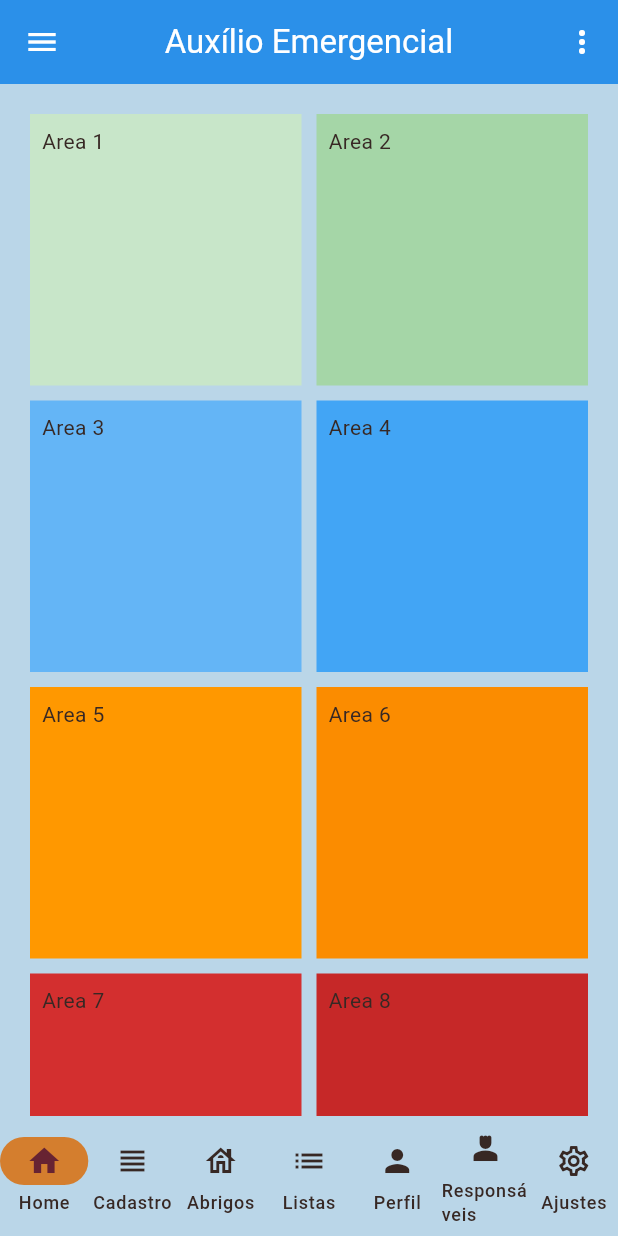
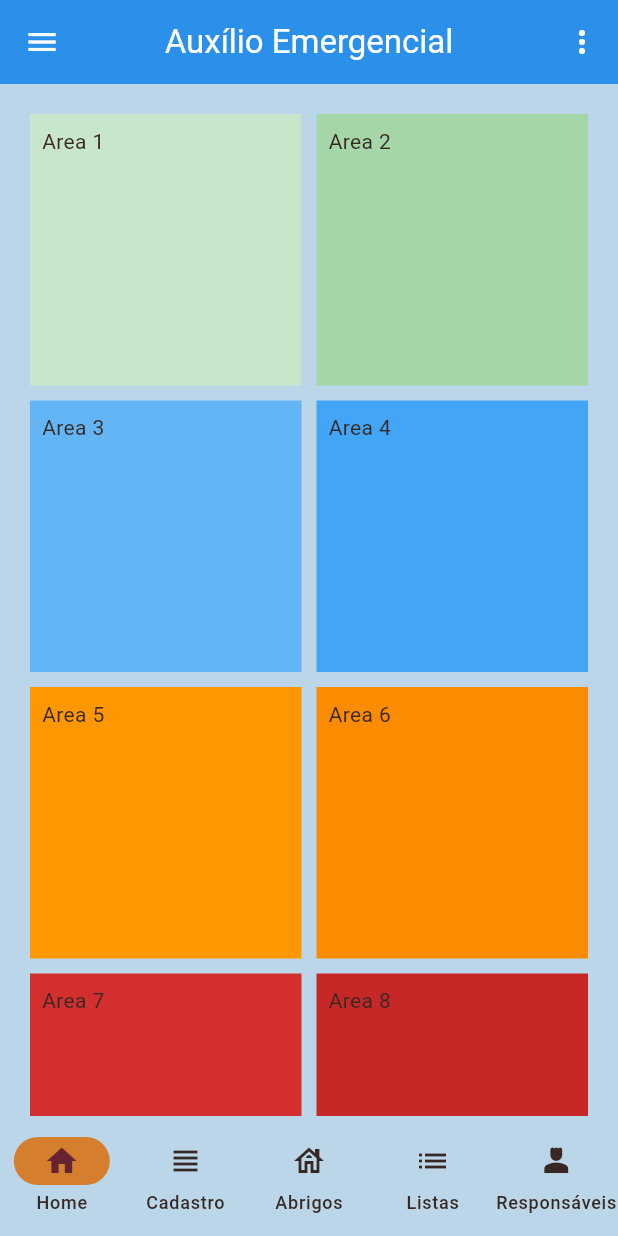
Before and after one commit to regeiss/auxilio_emergencial, a Flutter app: the screen it shows after launch, after a tap on "Pular", after a tap on "Pronto", on a phone screen of 412 x 824 dp. Run offline on Flutter 3.47's test engine with Material 3 defaults, Android fonts, the phone set to English and light mode, and no system bars; our stand-ins replace dio, firebase_auth, firebase_core, flutter_form_builder, flutter_native_splash, flutter_riverpod and 11 more; missing offline and left inert: awesome_dio_interceptor, firebase_ui_auth, firebase_ui_localizations; accounts and stored records are empty; generated files the repository leaves out were written again.

Commit message:
[Feat] pesquisa e tela de add user

```diff
--- a/lib/source/core/router/app_router.dart
+++ b/lib/source/core/router/app_router.dart
@@ -13,6 +13,7 @@ import 'package:gtk_flutter/source/features/onboarding/presentation/views/onboar
 import 'package:gtk_flutter/source/features/placeholder/presentation/placeholder_screen.dart';
 import 'package:gtk_flutter/source/features/responsavel/presentation/lista_responsavel_screen.dart';
 import 'package:gtk_flutter/source/features/user/domain/user.dart';
+import 'package:gtk_flutter/source/features/user/presentation/user_add_screen.dart';
 import 'package:gtk_flutter/source/features/user/presentation/user_detail_screen.dart';
 import 'package:gtk_flutter/source/features/user/presentation/user_list_screen.dart';
 import 'package:riverpod_annotation/riverpod_annotation.dart';
@@ -24,10 +25,8 @@ final _homeNavigatorKey = GlobalKey<NavigatorState>(debugLabel: 'home');
 final _cadastroNavigatorKey = GlobalKey<NavigatorState>(debugLabel: 'cadastro');
 final _abrigoNavigatorKey = GlobalKey<NavigatorState>(debugLabel: 'abrigo');
 final _listaNavigatorKey = GlobalKey<NavigatorState>(debugLabel: 'lista');
-final _perfilNavigatorKey = GlobalKey<NavigatorState>(debugLabel: 'perfil');
+// final _perfilNavigatorKey = GlobalKey<NavigatorState>(debugLabel: 'perfil');
 final _responsavelNavigatorKey =
-    GlobalKey<NavigatorState>(debugLabel: 'responsavel');
-final _ajustesNavigatorKey =
     GlobalKey<NavigatorState>(debugLabel: 'responsavel');
 
 enum AppRoute {
@@ -39,6 +38,7 @@ enum AppRoute {
   abrigos,
   listas,
   responsavel,
+  pesquisaresponsavel,
   addresponsavel,
   editresponsavel,
   perfil,
@@ -118,6 +118,20 @@ GoRouter goRouter(GoRouterRef ref) {
           child: CustomSignInScreen(),
         ),
       ),
+      GoRoute(
+        path: '/ajustes',
+        name: AppRoute.ajustes.name,
+        pageBuilder: (context, state) => const NoTransitionPage(
+          child: AjustesScreen(),
+        ),
+      ),
+      GoRoute(
+        path: '/perfil',
+        name: AppRoute.perfil.name,
+        pageBuilder: (context, state) => const NoTransitionPage(
+          child: ProfileScreen(),
+        ),
+      ),
       StatefulShellRoute.indexedStack(
         pageBuilder: (context, state, navigationShell) => NoTransitionPage(
           child: ScaffoldWithNestedNavigation(navigationShell: navigationShell),
@@ -141,7 +155,7 @@ GoRouter goRouter(GoRouterRef ref) {
               GoRoute(
                 path: '/cadastro',
                 name: AppRoute.cadastro.name,
-                pageBuilder: (context, state) => const NoTransitionPage(
+                pageBuilder: (context, state) => NoTransitionPage(
                   child: PlaceholderScreen(),
                 ),
               ),
@@ -153,7 +167,7 @@ GoRouter goRouter(GoRouterRef ref) {
               GoRoute(
                 path: '/abrigo',
                 name: AppRoute.abrigos.name,
-                pageBuilder: (context, state) => const NoTransitionPage(
+                pageBuilder: (context, state) => NoTransitionPage(
                   child: PlaceholderScreen(),
                 ),
               ),
@@ -171,18 +185,18 @@ GoRouter goRouter(GoRouterRef ref) {
               ),
             ],
           ),
-          StatefulShellBranch(
-            navigatorKey: _perfilNavigatorKey,
-            routes: [
-              GoRoute(
-                path: '/perfil',
-                name: AppRoute.perfil.name,
-                pageBuilder: (context, state) => const NoTransitionPage(
-                  child: ProfileScreen(),
-                ),
-              ),
-            ],
-          ),
+          // StatefulShellBranch(
+          //   navigatorKey: _perfilNavigatorKey,
+          //   routes: [
+          //     GoRoute(
+          //       path: '/perfil',
+          //       name: AppRoute.perfil.name,
+          //       pageBuilder: (context, state) => const NoTransitionPage(
+          //         child: ProfileScreen(),
+          //       ),
+          //     ),
+          //   ],
+          // ),
           StatefulShellBranch(
             navigatorKey: _responsavelNavigatorKey,
             routes: [
@@ -210,19 +224,23 @@ GoRouter goRouter(GoRouterRef ref) {
                       );
                     },
                   ),
+                  GoRoute(
+                    path: 'responsavel/add',
+                    name: AppRoute.addresponsavel.name,
+                    parentNavigatorKey: _rootNavigatorKey,
+                    pageBuilder: (context, state) {
+                      // final id =
+                      //     int.parse(state.pathParameters['id'] as String);
+                      // final user =
+                      //     state.extra is User ? state.extra as User : null;
+                      return MaterialPage(
+                        // fullscreenDialog: true,
+                        key: state.pageKey,
+                        child: UserAddScreen(),
+                      );
+                    },
+                  ),
                 ],
-              ),
-            ],
-          ),
-          StatefulShellBranch(
-            navigatorKey: _ajustesNavigatorKey,
-            routes: [
-              GoRoute(
-                path: '/ajustes',
-                name: AppRoute.ajustes.name,
-                pageBuilder: (context, state) => const NoTransitionPage(
-                  child: AjustesScreen(),
-                ),
               ),
             ],
           ),
--- a/lib/source/core/router/scaffold_with_nested_navigation.dart
+++ b/lib/source/core/router/scaffold_with_nested_navigation.dart
@@ -75,21 +75,21 @@ class ScaffoldWithNavigationBar extends StatelessWidget {
             selectedIcon: const Icon(Icons.list),
             label: 'Listas',
           ),
-          NavigationDestination(
-            icon: const Icon(Icons.person),
-            selectedIcon: const Icon(Icons.person),
-            label: 'Perfil',
-          ),
+          // NavigationDestination(
+          //   icon: const Icon(Icons.person),
+          //   selectedIcon: const Icon(Icons.person),
+          //   label: 'Perfil',
+          // ),
           NavigationDestination(
             icon: const Icon(Icons.person_4),
             selectedIcon: const Icon(Icons.person_4),
             label: 'Responsáveis',
           ),
-          NavigationDestination(
-            icon: const Icon(Icons.settings_outlined),
-            selectedIcon: const Icon(Icons.settings_outlined),
-            label: 'Ajustes',
-          ),
+          // NavigationDestination(
+          //   icon: const Icon(Icons.settings_outlined),
+          //   selectedIcon: const Icon(Icons.settings_outlined),
+          //   label: 'Ajustes',
+          // ),
         ],
         onDestinationSelected: onDestinationSelected,
       ),
--- a/lib/source/features/user/presentation/user_list_screen.dart
+++ b/lib/source/features/user/presentation/user_list_screen.dart
@@ -6,6 +6,7 @@ import 'package:gtk_flutter/source/features/common/widgets/drawer.dart';
 import 'package:gtk_flutter/source/features/user/domain/user.dart';
 import 'package:gtk_flutter/source/features/user/data/user_repository.dart';
 import 'package:gtk_flutter/source/features/common/appbar_menu_action.dart';
+import 'package:gtk_flutter/source/features/user/presentation/user_search_bar.dart';
 
 class ListaUserScreen extends ConsumerWidget {
   const ListaUserScreen({super.key});
@@ -17,8 +18,17 @@ class ListaUserScreen extends ConsumerWidget {
 
     return Scaffold(
       appBar: AppBar(
-          title: const Text('User'),
+        title: UserSearchBar(),
         actions: <Widget>[
+          // Padding(
+          //     padding: EdgeInsets.only(right: 20.0),
+          //     child: GestureDetector(
+          //       onTap: () {},
+          //       child: Icon(
+          //         Icons.search,
+          //         size: 26.0,
+          //       ),
+          //     )),
           PopupMenuButton<int>(
             onSelected: (item) => actions.handleClick(item, context, ref),
             itemBuilder: (context) => [
@@ -47,8 +57,7 @@ class ListaUserScreen extends ConsumerWidget {
                           ScaffoldMessenger.of(context).showSnackBar(
                             SnackBar(content: Text('Item $index excluído')),
                           );
-                          } else if (direction ==
-                              DismissDirection.startToEnd) {}
+                        } else if (direction == DismissDirection.startToEnd) {}
                       },
                       confirmDismiss: (direction) async {
                         if (direction == DismissDirection.endToStart) {
@@ -58,8 +67,8 @@ class ListaUserScreen extends ConsumerWidget {
                             builder: (BuildContext context) {
                               return AlertDialog(
                                 title: Text('Confirme a exclusão'),
-                                  content: Text(
-                                      'Você quer mesmo excluir este item?'),
+                                content:
+                                    Text('Você quer mesmo excluir este item?'),
                                 actions: <Widget>[
                                   TextButton(
                                     child: Text('Cancelar'),
@@ -90,21 +99,21 @@ class ListaUserScreen extends ConsumerWidget {
                           ],
                         ),
                       ),
-                        secondaryBackground: Container(
-                          color: Colors.red,
-                          child: Row(
-                            mainAxisAlignment: MainAxisAlignment.end,
-                            children: <Widget>[
-                              Icon(Icons.delete, color: Colors.white),
-                              Text('Excluir',
-                                  style: TextStyle(color: Colors.white)),
-                            ],
-                          ),
-                        ),
+                      // secondaryBackground: Container(
+                      //   color: Colors.yellow,
+                      //   child: Row(
+                      //     mainAxisAlignment: MainAxisAlignment.end,
+                      //     children: <Widget>[
+                      //       Icon(Icons.delete, color: Colors.white),
+                      //       Text('Excluir',
+                      //           style: TextStyle(color: Colors.white)),
+                      //     ],
+                      //   ),
+                      // ),
                       child: ListTile(
                         title: Text(user[index].name),
                         subtitle: Text(user[index].email),
-                          trailing: Icon(Icons.more_vert),
+                        trailing: Icon(Icons.chevron_right),
                         onTap: () => context.goNamed(
                           AppRoute.editresponsavel.name,
                           pathParameters: {'id': user[index].id.toString()},
@@ -128,6 +137,15 @@ class ListaUserScreen extends ConsumerWidget {
             } catch (e) {
               // fail silently as the provider error state is handled inside the ListView
             }
-            }));
+          }),
+      floatingActionButton: FloatingActionButton(
+        backgroundColor: const Color.fromRGBO(82, 170, 94, 1.0),
+        tooltip: 'Increment',
+        onPressed: () => context.goNamed(
+          AppRoute.addresponsavel.name,
+        ),
+        child: const Icon(Icons.add, color: Colors.white, size: 28),
+      ),
+    );
   }
 }
--- /dev/null
+++ b/lib/source/features/user/presentation/user_search_bar.dart
@@ -0,0 +1,66 @@
+import 'package:flutter/material.dart';
+import 'package:flutter_riverpod/flutter_riverpod.dart';
+import 'package:gtk_flutter/source/features/user/presentation/user_search_query_notifier.dart';
+
+class UserSearchBar extends ConsumerStatefulWidget {
+  const UserSearchBar({super.key});
+
+  @override
+  ConsumerState<UserSearchBar> createState() => _SearchBarState();
+}
+
+class _SearchBarState extends ConsumerState<UserSearchBar> {
+  final _controller = TextEditingController();
+
+  @override
+  void dispose() {
+    _controller.dispose();
+    super.dispose();
+  }
+
+  @override
+  Widget build(BuildContext context) {
+    return SizedBox(
+      height: 70,
+      child: Center(
+        child: Container(
+          margin: const EdgeInsets.symmetric(vertical: 16, horizontal: 32),
+          decoration: BoxDecoration(
+            color: Colors.grey.shade100,
+            borderRadius: const BorderRadius.all(Radius.circular(50)),
+          ),
+          child: Padding(
+            padding: const EdgeInsets.only(left: 10),
+            child: Row(
+              children: [
+                const Icon(Icons.search, color: Colors.grey),
+                const SizedBox(width: 10),
+                Expanded(
+                  child: Center(
+                    child: TextField(
+                      controller: _controller,
+                      style: const TextStyle(color: Colors.white),
+                      decoration: InputDecoration(
+                        border: InputBorder.none,
+                        contentPadding: EdgeInsets.zero,
+                        isDense: true,
+                        hintText: 'Pesquisar nome',
+                        hintStyle: TextStyle(color: Colors.grey.shade400),
+                      ),
+                      onEditingComplete: () {
+                        FocusManager.instance.primaryFocus?.unfocus();
+                      },
+                      onChanged: (text) => ref
+                          .read(userSearchQueryNotifierProvider.notifier)
+                          .setQuery(text),
+                    ),
+                  ),
+                ),
+              ],
+            ),
+          ),
+        ),
+      ),
+    );
+  }
+}
```
Also changed, not shown: lib/source/features/user/presentation/user_add_screen.dart (added, +121 -0 lines), lib/source/features/user/presentation/user_search_query_notifier.dart (added, +32 -0 lines), lib/source/core/router/app_router.g.dart, lib/source/features/user/presentation/user_search_query_notifier.g.dart (added), 3 other files. Lines whose indentation alone changed are shown as unchanged.
